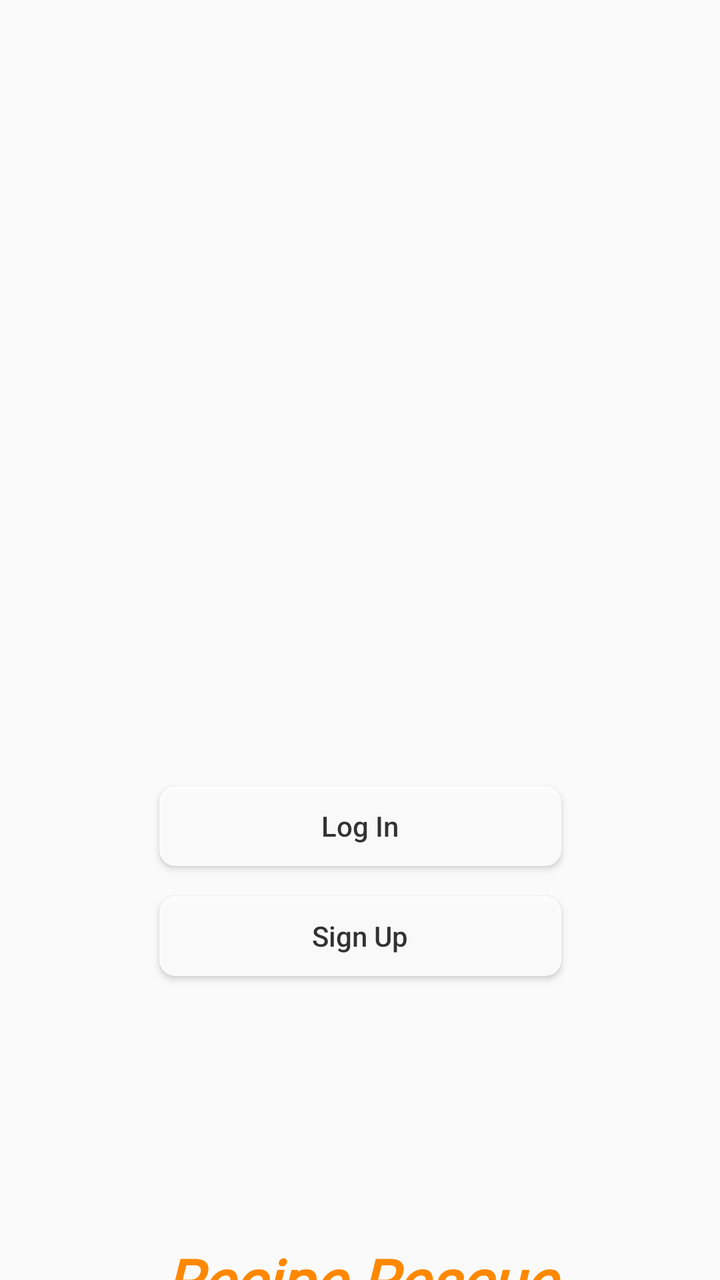
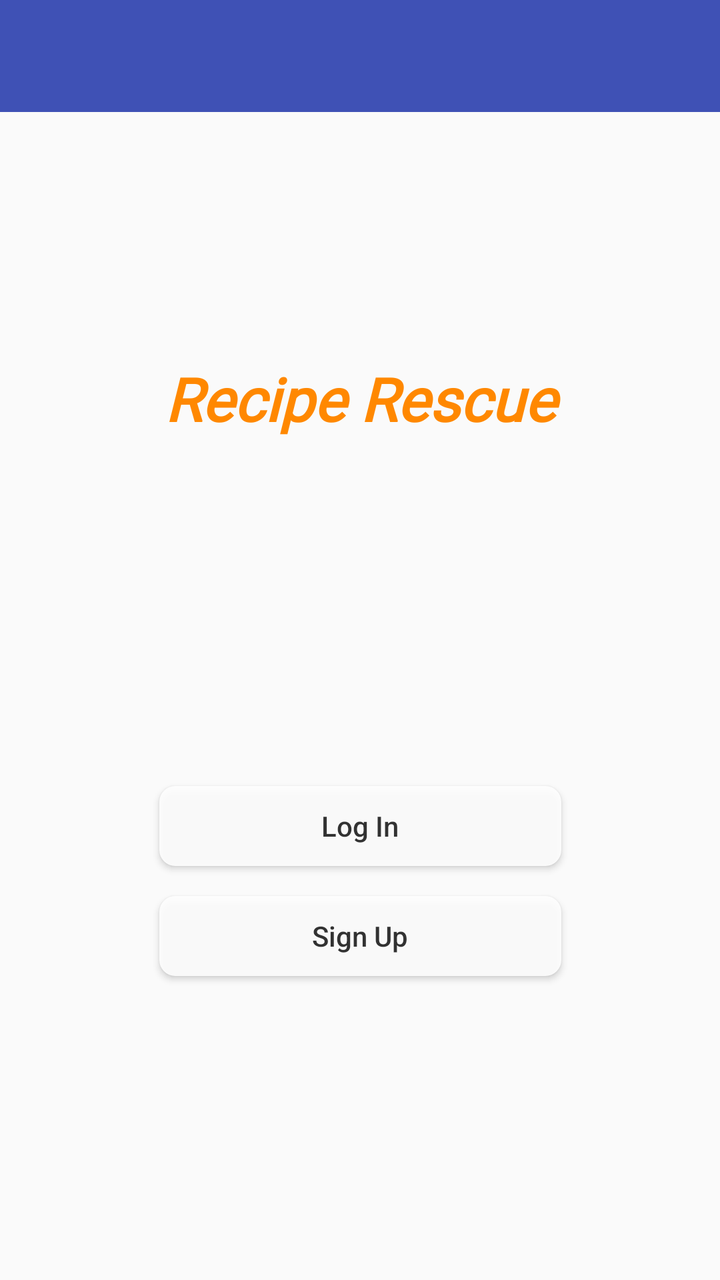

Screens rendered from an Android XML layout before and after an edit, with the pre-edit source and the edit as a unified diff.
<!-- AndroidManifest.xml: application theme AppTheme -->
<!-- res/layout/activity_main.xml -->
<?xml version="1.0" encoding="utf-8"?>
<android.support.constraint.ConstraintLayout xmlns:android="http://schemas.android.com/apk/res/android"
    xmlns:app="http://schemas.android.com/apk/res-auto"
    xmlns:tools="http://schemas.android.com/tools"
    android:layout_width="match_parent"
    android:layout_height="match_parent"
    tools:context=".MainActivity">

    <ImageView
        android:id="@+id/loginImageView"
        android:layout_width="wrap_content"
        android:layout_height="wrap_content"
        android:layout_marginEnd="8dp"
        android:layout_marginTop="8dp"
        android:scaleType="centerCrop"
        app:layout_constraintBottom_toBottomOf="parent"
        app:layout_constraintEnd_toEndOf="parent"
        app:layout_constraintHorizontal_bias="0.0"
        app:layout_constraintStart_toStartOf="parent"
        app:layout_constraintTop_toTopOf="parent"
        app:layout_constraintVertical_bias="1.0"
        app:srcCompat="@drawable/recipebg" />

    <TextView
        android:id="@+id/titleTextView"
        android:layout_width="239dp"
        android:layout_height="90dp"
        android:layout_marginBottom="8dp"
        android:layout_marginEnd="8dp"
        android:layout_marginStart="8dp"
        android:layout_marginTop="8dp"
        android:fontFamily="@font/architects_daughter"
        android:gravity="center"
        android:text="Recipe Rescue"
        android:textAlignment="center"
        android:textColor="@android:color/holo_orange_dark"
        android:textSize="30sp"
        android:textStyle="bold|italic"
        app:layout_constraintBottom_toBottomOf="parent"
        app:layout_constraintEnd_toEndOf="parent"
        app:layout_constraintHorizontal_bias="0.503"
        app:layout_constraintStart_toStartOf="@+id/loginImageView"
        app:layout_constraintTop_toTopOf="@+id/loginImageView"
        app:layout_constraintVertical_bias="0.122" />

    <Button
        android:id="@+id/signInBtn"
        android:layout_width="201dp"
        android:layout_height="40dp"
        android:layout_marginBottom="8dp"
        android:layout_marginEnd="8dp"
        android:layout_marginStart="8dp"
        android:layout_marginTop="8dp"
        android:alpha="0.9"
        android:background="@drawable/button"
        android:onClick="login"
        android:text="Log In"
        android:textAllCaps="false"
        app:layout_constraintBottom_toBottomOf="parent"
        app:layout_constraintCircleRadius="10dp"
        app:layout_constraintEnd_toEndOf="parent"
        app:layout_constraintStart_toStartOf="parent"
        app:layout_constraintTop_toTopOf="parent"
        app:layout_constraintVertical_bias="0.659" />

    <Button
        android:id="@+id/signUpBtn"
        android:layout_width="201dp"
        android:layout_height="40dp"
        android:layout_marginBottom="8dp"
        android:layout_marginEnd="8dp"
        android:layout_marginStart="8dp"
        android:layout_marginTop="8dp"
        android:alpha="0.9"
        android:background="@drawable/button"
        android:onClick="signup"
        android:text="Sign Up"
        android:textAllCaps="false"
        app:layout_constraintBottom_toBottomOf="parent"
        app:layout_constraintCircleRadius="10dp"
        app:layout_constraintEnd_toEndOf="parent"
        app:layout_constraintHorizontal_bias="0.502"
        app:layout_constraintStart_toStartOf="parent"
        app:layout_constraintTop_toBottomOf="@+id/signInBtn"
        app:layout_constraintVertical_bias="0.046" />

</android.support.constraint.ConstraintLayout>
<!-- resources referenced by this layout -->
<resources>
  <!-- drawable button (drawable) -->
  <?xml version="1.0" encoding="utf-8"?>
  <shape xmlns:android="http://schemas.android.com/apk/res/android"
      android:shape="rectangle" android:padding="10dp">
      
      <solid android:color="#ffffffff"/>
      <corners android:radius="8dp"/>
  </shape>
  <!-- drawable recipebg: jpg bitmap (drawable, 612189 bytes) -->
  <style name="AppTheme" parent="Base.Theme.AppCompat.Light.DarkActionBar">
          
          <item name="colorPrimary">@color/colorPrimary</item>
          <item name="colorPrimaryDark">@color/colorPrimaryDark</item>
          <item name="colorAccent">@color/colorAccent</item>
      </style>
  <color name="colorPrimary">#3F51B5</color>
  <color name="colorPrimaryDark">#303F9F</color>
  <color name="colorAccent">#FF4081</color>
</resources>

<!-- the commit's change to res/layout/activity_main.xml (unified diff, before → after) -->
@@ -1,87 +1,111 @@
 <?xml version="1.0" encoding="utf-8"?>
-<android.support.constraint.ConstraintLayout xmlns:android="http://schemas.android.com/apk/res/android"
+<android.support.v4.widget.DrawerLayout xmlns:android="http://schemas.android.com/apk/res/android"
     xmlns:app="http://schemas.android.com/apk/res-auto"
     xmlns:tools="http://schemas.android.com/tools"
+    android:id="@+id/drawer_layout"
     android:layout_width="match_parent"
     android:layout_height="match_parent"
-    tools:context=".MainActivity">
+    android:fitsSystemWindows="true">
 
-    <ImageView
-        android:id="@+id/loginImageView"
+    
+    <android.support.constraint.ConstraintLayout xmlns:android="http://schemas.android.com/apk/res/android"
+        xmlns:app="http://schemas.android.com/apk/res-auto"
+        xmlns:tools="http://schemas.android.com/tools"
+        android:layout_width="match_parent"
+        android:layout_height="match_parent"
+        tools:context=".MainActivity">
+
+        <android.support.v7.widget.Toolbar
+            android:id="@+id/toolbar"
+            android:layout_width="match_parent"
+            android:layout_height="?attr/actionBarSize"
+            android:background="?attr/colorPrimary"
+            android:theme="@style/ThemeOverlay.AppCompat.ActionBar" />
+
+        <ImageView
+            android:id="@+id/loginImageView"
+            android:layout_width="wrap_content"
+            android:layout_height="511dp"
+            android:layout_marginEnd="8dp"
+            android:scaleType="centerCrop"
+            app:layout_constraintBottom_toBottomOf="parent"
+            app:layout_constraintEnd_toEndOf="parent"
+            app:layout_constraintHorizontal_bias="0.0"
+            app:layout_constraintStart_toStartOf="parent"
+            app:layout_constraintTop_toBottomOf="@+id/toolbar"
+            app:srcCompat="@drawable/recipebg" />
+
+        <TextView
+            android:id="@+id/titleTextView"
+            android:layout_width="239dp"
+            android:layout_height="90dp"
+            android:layout_marginBottom="8dp"
+            android:layout_marginEnd="8dp"
+            android:layout_marginStart="8dp"
+            android:layout_marginTop="8dp"
+            android:fontFamily="@font/architects_daughter"
+            android:gravity="center"
+            android:text="Recipe Rescue"
+            android:textAlignment="center"
+            android:textColor="@android:color/holo_orange_dark"
+            android:textSize="30sp"
+            android:textStyle="bold|italic"
+            app:layout_constraintBottom_toBottomOf="parent"
+            app:layout_constraintEnd_toEndOf="parent"
+            app:layout_constraintHorizontal_bias="0.503"
+            app:layout_constraintStart_toStartOf="@+id/loginImageView"
+            app:layout_constraintTop_toTopOf="@+id/loginImageView"
+            app:layout_constraintVertical_bias="0.122" />
+
+        <Button
+            android:id="@+id/signInBtn"
+            android:layout_width="201dp"
+            android:layout_height="40dp"
+            android:layout_marginBottom="8dp"
+            android:layout_marginEnd="8dp"
+            android:layout_marginStart="8dp"
+            android:layout_marginTop="8dp"
+            android:alpha="0.9"
+            android:background="@drawable/button"
+            android:onClick="login"
+            android:text="Log In"
+            android:textAllCaps="false"
+            app:layout_constraintBottom_toBottomOf="parent"
+            app:layout_constraintCircleRadius="10dp"
+            app:layout_constraintEnd_toEndOf="parent"
+            app:layout_constraintStart_toStartOf="parent"
+            app:layout_constraintTop_toTopOf="parent"
+            app:layout_constraintVertical_bias="0.659" />
+
+        <Button
+            android:id="@+id/signUpBtn"
+            android:layout_width="201dp"
+            android:layout_height="40dp"
+            android:layout_marginBottom="8dp"
+            android:layout_marginEnd="8dp"
+            android:layout_marginStart="8dp"
+            android:layout_marginTop="8dp"
+            android:alpha="0.9"
+            android:background="@drawable/button"
+            android:onClick="signup"
+            android:text="Sign Up"
+            android:textAllCaps="false"
+            app:layout_constraintBottom_toBottomOf="parent"
+            app:layout_constraintCircleRadius="10dp"
+            app:layout_constraintEnd_toEndOf="parent"
+            app:layout_constraintHorizontal_bias="0.502"
+            app:layout_constraintStart_toStartOf="parent"
+            app:layout_constraintTop_toBottomOf="@+id/signInBtn"
+            app:layout_constraintVertical_bias="0.046" />
+    </android.support.constraint.ConstraintLayout>
+
+    
+    <android.support.design.widget.NavigationView
+        android:id="@+id/nav_view"
         android:layout_width="wrap_content"
-        android:layout_height="wrap_content"
-        android:layout_marginEnd="8dp"
-        android:layout_marginTop="8dp"
-        android:scaleType="centerCrop"
-        app:layout_constraintBottom_toBottomOf="parent"
-        app:layout_constraintEnd_toEndOf="parent"
-        app:layout_constraintHorizontal_bias="0.0"
-        app:layout_constraintStart_toStartOf="parent"
-        app:layout_constraintTop_toTopOf="parent"
-        app:layout_constraintVertical_bias="1.0"
-        app:srcCompat="@drawable/recipebg" />
+        android:layout_height="match_parent"
+        android:layout_gravity="start"
+        android:fitsSystemWindows="true"
+        app:menu="@menu/drawer_view" />
 
-    <TextView
-        android:id="@+id/titleTextView"
-        android:layout_width="239dp"
-        android:layout_height="90dp"
-        android:layout_marginBottom="8dp"
-        android:layout_marginEnd="8dp"
-        android:layout_marginStart="8dp"
-        android:layout_marginTop="8dp"
-        android:fontFamily="@font/architects_daughter"
-        android:gravity="center"
-        android:text="Recipe Rescue"
-        android:textAlignment="center"
-        android:textColor="@android:color/holo_orange_dark"
-        android:textSize="30sp"
-        android:textStyle="bold|italic"
-        app:layout_constraintBottom_toBottomOf="parent"
-        app:layout_constraintEnd_toEndOf="parent"
-        app:layout_constraintHorizontal_bias="0.503"
-        app:layout_constraintStart_toStartOf="@+id/loginImageView"
-        app:layout_constraintTop_toTopOf="@+id/loginImageView"
-        app:layout_constraintVertical_bias="0.122" />
-
-    <Button
-        android:id="@+id/signInBtn"
-        android:layout_width="201dp"
-        android:layout_height="40dp"
-        android:layout_marginBottom="8dp"
-        android:layout_marginEnd="8dp"
-        android:layout_marginStart="8dp"
-        android:layout_marginTop="8dp"
-        android:alpha="0.9"
-        android:background="@drawable/button"
-        android:onClick="login"
-        android:text="Log In"
-        android:textAllCaps="false"
-        app:layout_constraintBottom_toBottomOf="parent"
-        app:layout_constraintCircleRadius="10dp"
-        app:layout_constraintEnd_toEndOf="parent"
-        app:layout_constraintStart_toStartOf="parent"
-        app:layout_constraintTop_toTopOf="parent"
-        app:layout_constraintVertical_bias="0.659" />
-
-    <Button
-        android:id="@+id/signUpBtn"
-        android:layout_width="201dp"
-        android:layout_height="40dp"
-        android:layout_marginBottom="8dp"
-        android:layout_marginEnd="8dp"
-        android:layout_marginStart="8dp"
-        android:layout_marginTop="8dp"
-        android:alpha="0.9"
-        android:background="@drawable/button"
-        android:onClick="signup"
-        android:text="Sign Up"
-        android:textAllCaps="false"
-        app:layout_constraintBottom_toBottomOf="parent"
-        app:layout_constraintCircleRadius="10dp"
-        app:layout_constraintEnd_toEndOf="parent"
-        app:layout_constraintHorizontal_bias="0.502"
-        app:layout_constraintStart_toStartOf="parent"
-        app:layout_constraintTop_toBottomOf="@+id/signInBtn"
-        app:layout_constraintVertical_bias="0.046" />
-
-</android.support.constraint.ConstraintLayout>
+</android.support.v4.widget.DrawerLayout>
<!-- resource entries referenced after the edit -->
@@ -9,7 +9,7 @@
       <corners android:radius="8dp"/>
   </shape>
   <!-- drawable recipebg: jpg bitmap (drawable, 612189 bytes) -->
-  <style name="AppTheme" parent="Base.Theme.AppCompat.Light.DarkActionBar">
+  <style name="AppTheme" parent="Theme.AppCompat.Light.NoActionBar">
           
           <item name="colorPrimary">@color/colorPrimary</item>
           <item name="colorPrimaryDark">@color/colorPrimaryDark</item>
